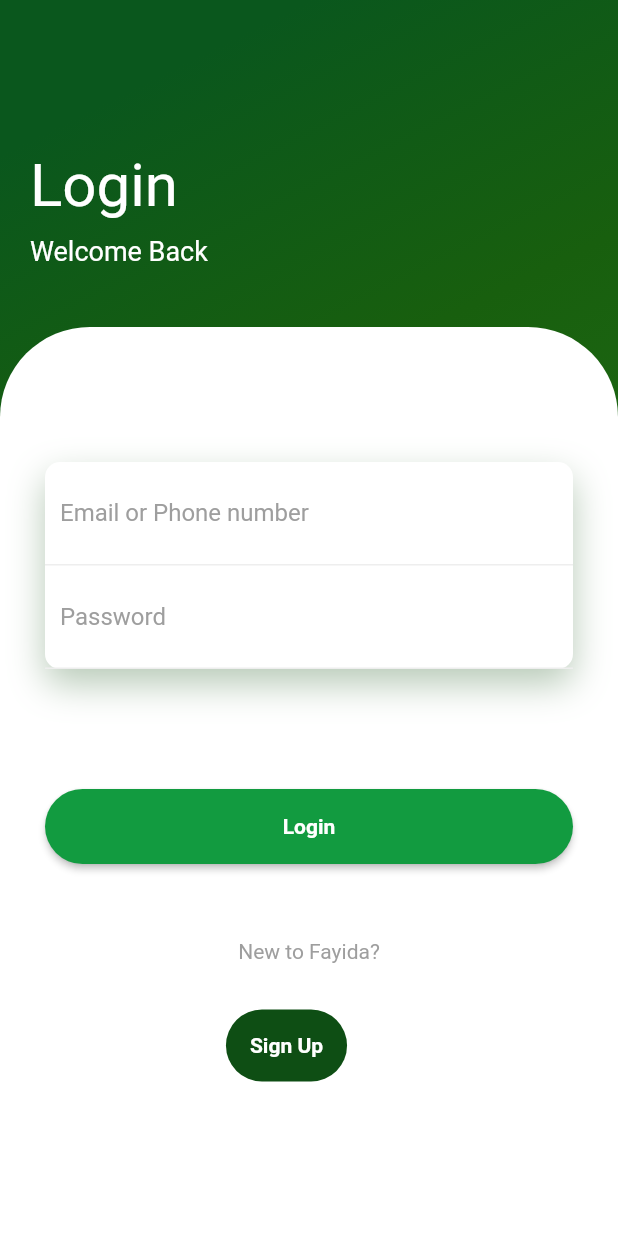
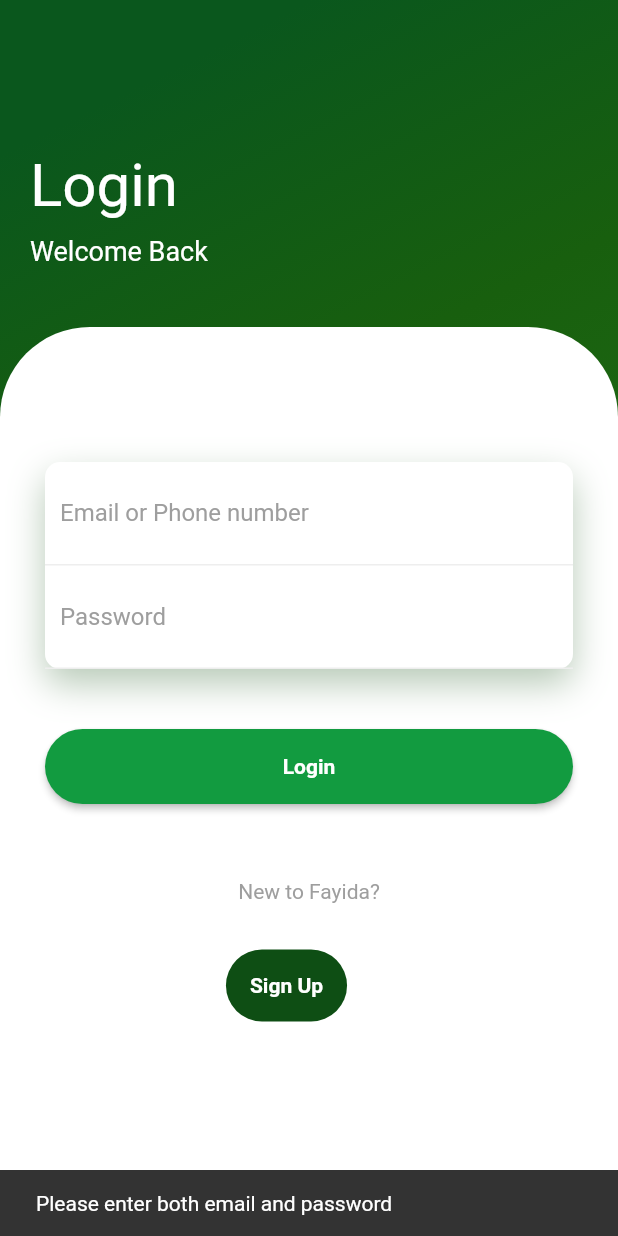
Before and after one commit to KidusThethird/fayida_mobile_app_3, a Flutter app: the screen it shows after launch, after a tap on "Login", on a phone screen of 412 x 824 dp. Run offline on Flutter 3.47's test engine with Material 2 defaults, Android fonts, the light colour scheme and no system bars; our stand-ins replace badges, cached_network_image, carousel_slider, cookie_jar, dio, dio_cookie_manager and 3 more; network calls fail.

Commit message:
update: login and shared preferences added

```diff
--- a/lib/main.dart
+++ b/lib/main.dart
@@ -1,22 +1,9 @@
 import 'package:flutter/material.dart';
 import 'package:online_course/screens/login.dart';
-import 'package:online_course/screens/testscreen.dart';
-import 'screens/root_app.dart';
-import 'theme/color.dart';
-import 'dart:io'; //i added this to fix Certificate Issue
+import 'package:online_course/screens/profiletest.dart';
 
 void main() {
-  HttpOverrides.global = MyHttpOverrides();
   runApp(MyApp());
-}
-
-class MyHttpOverrides extends HttpOverrides {
-  @override
-  HttpClient createHttpClient(SecurityContext? context) {
-    return super.createHttpClient(context)
-      ..badCertificateCallback =
-          (X509Certificate cert, String host, int port) => true;
-  }
 }
 
 class MyApp extends StatelessWidget {
@@ -26,11 +13,11 @@ class MyApp extends StatelessWidget {
       debugShowCheckedModeBanner: false,
       title: 'Online Course App',
       theme: ThemeData(
-        primaryColor: AppColor.primary,
+        primarySwatch: Colors.blue,
       ),
-      //home: const RootApp(),
-      //home: PackagesListScreen(),
       home: LoginScreen(),
+      // home: ProfileScreen()
+      // Directly maps to the LoginScreen
     );
   }
 }
--- a/lib/screens/login.dart
+++ b/lib/screens/login.dart
@@ -1,7 +1,84 @@
 import 'package:flutter/material.dart';
+import 'package:dio/dio.dart';
+import 'package:dio_cookie_manager/dio_cookie_manager.dart';
+import 'package:cookie_jar/cookie_jar.dart';
+import 'package:shared_preferences/shared_preferences.dart';
+import 'package:online_course/screens/profiletest.dart';
 
-class LoginScreen extends StatelessWidget {
+class LoginScreen extends StatefulWidget {
   const LoginScreen({Key? key}) : super(key: key);
+
+  @override
+  _LoginScreenState createState() => _LoginScreenState();
+}
+
+class _LoginScreenState extends State<LoginScreen> {
+  final TextEditingController _emailController = TextEditingController();
+  final TextEditingController _passwordController = TextEditingController();
+  final Dio _dio = Dio();
+  final CookieJar _cookieJar = CookieJar();
+
+  @override
+  void initState() {
+    super.initState();
+    _dio.interceptors.add(CookieManager(_cookieJar));
+  }
+
+  Future<void> _login() async {
+    final String email = _emailController.text.trim();
+    final String password = _passwordController.text.trim();
+
+    if (email.isEmpty || password.isEmpty) {
+      ScaffoldMessenger.of(context).showSnackBar(
+        SnackBar(content: Text('Please enter both email and password')),
+      );
+      return;
+    }
+
+    try {
+      final response = await _dio.post(
+        'https://api.fayidaacademy.com/login_register/loginss',
+        data: {'email': email, 'password': password},
+        options: Options(
+          headers: {'Content-Type': 'application/json'},
+          followRedirects: false,
+          validateStatus: (status) {
+            return status! < 500;
+          },
+        ),
+      );
+
+      if (response.statusCode == 200) {
+        // Save email in Shared Preferences
+        SharedPreferences prefs = await SharedPreferences.getInstance();
+        await prefs.setString('email', email);
+
+        // Save cookies to Shared Preferences
+        final cookies = await _cookieJar
+            .loadForRequest(Uri.parse('https://api.fayidaacademy.com'));
+        final cookieString = cookies
+            .map((cookie) => '${cookie.name}=${cookie.value}')
+            .join('; ');
+        await prefs.setString('cookies', cookieString);
+
+        ScaffoldMessenger.of(context).showSnackBar(
+          SnackBar(content: Text('Login successful')),
+        );
+
+        Navigator.of(context).pushReplacement(
+          MaterialPageRoute(builder: (context) => ProfileScreen()),
+        );
+      } else {
+        ScaffoldMessenger.of(context).showSnackBar(
+          SnackBar(content: Text('Login failed: ${response.data['message']}')),
+        );
+      }
+    } catch (e) {
+      ScaffoldMessenger.of(context).showSnackBar(
+        SnackBar(content: Text('An error occurred: $e')),
+      );
+    }
+  }
 
   @override
   Widget build(BuildContext context) {
@@ -21,25 +98,17 @@ class LoginScreen extends StatelessWidget {
         child: Column(
           crossAxisAlignment: CrossAxisAlignment.start,
           children: <Widget>[
-            SizedBox(
-              height: 80,
-            ),
+            SizedBox(height: 80),
             Padding(
               padding: EdgeInsets.all(20),
               child: Column(
                 crossAxisAlignment: CrossAxisAlignment.start,
                 children: <Widget>[
-                  Text(
-                    "Login",
-                    style: TextStyle(color: Colors.white, fontSize: 40),
-                  ),
-                  SizedBox(
-                    height: 10,
-                  ),
-                  Text(
-                    "Welcome Back",
-                    style: TextStyle(color: Colors.white, fontSize: 18),
-                  ),
+                  Text("Login",
+                      style: TextStyle(color: Colors.white, fontSize: 40)),
+                  SizedBox(height: 10),
+                  Text("Welcome Back",
+                      style: TextStyle(color: Colors.white, fontSize: 18)),
                 ],
               ),
             ),
@@ -57,9 +126,7 @@ class LoginScreen extends StatelessWidget {
                   padding: EdgeInsets.all(30),
                   child: Column(
                     children: <Widget>[
-                      SizedBox(
-                        height: 60,
-                      ),
+                      SizedBox(height: 60),
                       Container(
                         decoration: BoxDecoration(
                           color: Colors.white,
@@ -78,12 +145,12 @@ class LoginScreen extends StatelessWidget {
                               padding: EdgeInsets.all(10),
                               decoration: BoxDecoration(
                                 border: Border(
-                                  bottom: BorderSide(
-                                    color: Colors.grey.shade200,
-                                  ),
+                                  bottom:
+                                      BorderSide(color: Colors.grey.shade200),
                                 ),
                               ),
                               child: TextField(
+                                controller: _emailController,
                                 decoration: InputDecoration(
                                   hintText: "Email or Phone number",
                                   hintStyle: TextStyle(color: Colors.grey),
@@ -95,12 +162,12 @@ class LoginScreen extends StatelessWidget {
                               padding: EdgeInsets.all(10),
                               decoration: BoxDecoration(
                                 border: Border(
-                                  bottom: BorderSide(
-                                    color: Colors.grey.shade200,
-                                  ),
+                                  bottom:
+                                      BorderSide(color: Colors.grey.shade200),
                                 ),
                               ),
                               child: TextField(
+                                controller: _passwordController,
                                 obscureText: true,
                                 decoration: InputDecoration(
                                   hintText: "Password",
@@ -112,18 +179,9 @@ class LoginScreen extends StatelessWidget {
                           ],
                         ),
                       ),
-                      SizedBox(
-                        height: 40,
-                      ),
-                      // Text(
-                      //   "Forgot Password?",
-                      //   style: TextStyle(color: Colors.grey),
-                      // ),
-                      SizedBox(
-                        height: 40,
-                      ),
+                      SizedBox(height: 40),
                       MaterialButton(
-                        onPressed: () {},
+                        onPressed: _login,
                         height: 50,
                         color: Color.fromARGB(255, 18, 155, 64),
                         shape: RoundedRectangleBorder(
@@ -133,22 +191,15 @@ class LoginScreen extends StatelessWidget {
                           child: Text(
                             "Login",
                             style: TextStyle(
-                              color: Colors.white,
-                              fontWeight: FontWeight.bold,
-                            ),
+                                color: Colors.white,
+                                fontWeight: FontWeight.bold),
                           ),
                         ),
                       ),
-                      SizedBox(
-                        height: 50,
-                      ),
-                      Text(
-                        "New to Fayida?",
-                        style: TextStyle(color: Colors.grey),
-                      ),
-                      SizedBox(
-                        height: 30,
-                      ),
+                      SizedBox(height: 50),
+                      Text("New to Fayida?",
+                          style: TextStyle(color: Colors.grey)),
+                      SizedBox(height: 30),
                       Row(
                         children: <Widget>[
                           Expanded(
@@ -162,62 +213,32 @@ class LoginScreen extends StatelessWidget {
                                 child: Container(
                                   decoration: BoxDecoration(
                                     color: Color.fromARGB(255, 14, 78, 20),
-                                    borderRadius: BorderRadius.circular(
-                                        50), // Add borderRadius here
+                                    borderRadius: BorderRadius.circular(50),
                                   ),
-                                  // color: Color.fromARGB(255, 14, 78, 20),
                                   child: Padding(
                                     padding: const EdgeInsets.all(16.0),
                                     child: Text(
                                       "Sign Up",
                                       style: TextStyle(
-                                        color: Colors.white,
-                                        fontWeight: FontWeight.bold,
-                                      ),
+                                          color: Colors.white,
+                                          fontWeight: FontWeight.bold),
                                     ),
                                   ),
                                 ),
                               ),
                             ),
                           ),
-                          SizedBox(
-                            width: 30,
-                          ),
-                          // Expanded(
-                          //   child: MaterialButton(
-                          //     onPressed: () {},
-                          //     height: 50,
-                          //     shape: RoundedRectangleBorder(
-                          //       borderRadius: BorderRadius.circular(50),
-                          //     ),
-                          //     color: Colors.black,
-                          //     child: Center(
-                          //       child: Text(
-                          //         "Github",
-                          //         style: TextStyle(
-                          //           color: Colors.white,
-                          //           fontWeight: FontWeight.bold,
-                          //         ),
-                          //       ),
-                          //     ),
-                          //   ),
-                          // )
+                          SizedBox(width: 30),
                         ],
-                      )
+                      ),
                     ],
                   ),
                 ),
               ),
-            )
+            ),
           ],
         ),
       ),
     );
   }
 }
-
-void main() {
-  runApp(MaterialApp(
-    home: LoginScreen(),
-  ));
-}
```
Also changed, not shown: lib/screens/home.dart (+8 -0 lines), lib/screens/profiletest.dart (added, +71 -0 lines), lib/services/persistent_cookie_jar.dart (added, +37 -0 lines), pubspec.yaml (+7 -0 lines), pubspec.lock, 1 other file.
